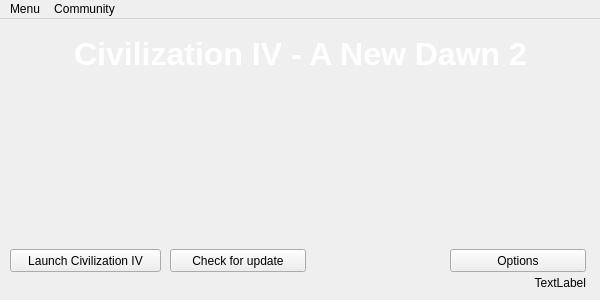
The window that mainwindow.ui (dbkblk/rand_launcher) describes before a commit, drawn with Qt 5.
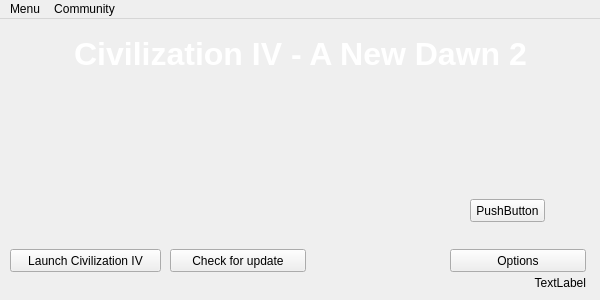
The same window after the commit.

```diff
--- a/mainwindow.ui
+++ b/mainwindow.ui
@@ -142,6 +142,19 @@
      <set>Qt::AlignRight|Qt::AlignTrailing|Qt::AlignVCenter</set>
     </property>
    </widget>
+   <widget class="QPushButton" name="pushButton">
+    <property name="geometry">
+     <rect>
+      <x>470</x>
+      <y>180</y>
+      <width>75</width>
+      <height>23</height>
+     </rect>
+    </property>
+    <property name="text">
+     <string>PushButton</string>
+    </property>
+   </widget>
   </widget>
   <widget class="QMenuBar" name="menuBar">
    <property name="geometry">
```
